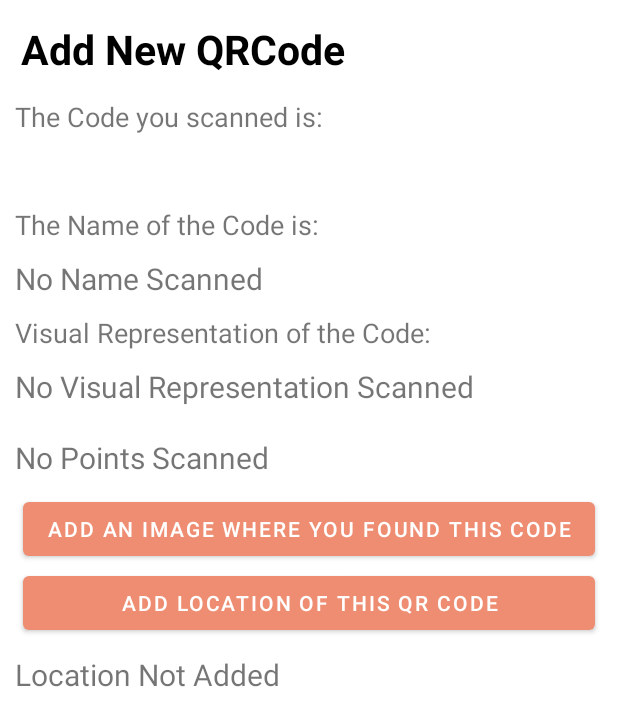
After one commit to CMPUT301W23T32/lordofthewings, an Android app: the QRCodeScan screen opened directly, with no data from a screen before it, on a phone screen of 412 x 824 dp. The commit adds this screen. Shown: the top 726 px of the screen. Run offline under Robolectric (Android 15) with nearby library versions, the phone set to English and light mode, and no system bars; 1 statement that could not run was skipped.

Commit message:
added the functionality of adding a qrcode

```diff
--- /dev/null
+++ b/code/app/src/main/java/com/project/lordofthewings/Views/CameraPages/QRCodeScan.java
@@ -0,0 +1,140 @@
+package com.project.lordofthewings.Views.CameraPages;
+
+import android.Manifest;
+import android.content.Context;
+import android.content.Intent;
+import android.content.pm.PackageManager;
+import android.graphics.Bitmap;
+import android.location.Location;
+import android.location.LocationListener;
+import android.location.LocationManager;
+import android.os.Bundle;
+import android.provider.MediaStore;
+import android.util.Log;
+import android.widget.Button;
+import android.widget.ImageView;
+import android.widget.TextView;
+
+import androidx.activity.result.ActivityResultLauncher;
+import androidx.activity.result.contract.ActivityResultContracts;
+import androidx.appcompat.app.AppCompatActivity;
+import androidx.core.app.ActivityCompat;
+
+import com.project.lordofthewings.R;
+
+public class QRCodeScan extends AppCompatActivity implements LocationListener {
+    private static final int CAMERA_REQUEST = 1888;
+    ImageView imageView;
+    Button add_photo;
+    Button remove_photo;
+    Button save_location;
+    Button remove_location;
+    TextView location_text;
+    String qr_code;
+    protected LocationManager locationManager;
+    protected LocationListener locationListener;
+    protected Context context;
+    String lat;
+    String provider;
+    protected String latitude, longitude;
+    protected boolean gps_enabled, network_enabled;
+
+    @Override
+    protected void onCreate(Bundle savedInstance) {
+        super.onCreate(savedInstance);
+        setContentView(R.layout.qr_code_scan);
+        Bundle b = getIntent().getExtras();
+        qr_code = b.getString("qr_code");
+        TextView code = findViewById(R.id.qr_code_text);
+        code.setText(qr_code);
+        add_photo = findViewById(R.id.add_image_button);
+        imageView = findViewById(R.id.location_image);
+        location_text = findViewById(R.id.location_added);
+        remove_photo = findViewById(R.id.remove_image_button);
+        remove_location = findViewById(R.id.remove_location_button);
+        location_text.setText("Location Not Added");
+        location_text.setVisibility(TextView.VISIBLE);
+        remove_location.setOnClickListener(c -> {
+            location_text.setText("Location Not Added");
+            latitude = "";
+            longitude = "";
+            remove_location.setVisibility(Button.GONE);
+            save_location.setVisibility(Button.VISIBLE);
+        });
+        add_photo.setOnClickListener(c -> {
+            Intent cameraIntent = new Intent(android.provider.MediaStore.ACTION_IMAGE_CAPTURE);
+            startActivityForResult(cameraIntent, CAMERA_REQUEST);
+        });
+        remove_photo.setOnClickListener(c -> {
+            imageView.setVisibility(ImageView.GONE);
+            add_photo.setVisibility(Button.VISIBLE);
+            remove_photo.setVisibility(Button.GONE);
+        });
+        save_location = findViewById(R.id.add_location_button);
+        save_location.setOnClickListener(c -> {
+            locationManager = (LocationManager) getSystemService(Context.LOCATION_SERVICE);
+            if (ActivityCompat.checkSelfPermission(this, Manifest.permission.ACCESS_FINE_LOCATION) != PackageManager.PERMISSION_GRANTED && ActivityCompat.checkSelfPermission(this, Manifest.permission.ACCESS_COARSE_LOCATION) != PackageManager.PERMISSION_GRANTED) {
+                locationPermissionRequest.launch(new String[]{
+                        Manifest.permission.ACCESS_FINE_LOCATION,
+                        Manifest.permission.ACCESS_COARSE_LOCATION
+                });
+                return;
+            }
+            locationManager.requestLocationUpdates(LocationManager.GPS_PROVIDER, 0, 0, this);
+            Location location = locationManager.getLastKnownLocation(LocationManager.GPS_PROVIDER);
+            latitude = String.valueOf(location.getLatitude());
+            longitude = String.valueOf(location.getLongitude());
+            location_text.setText("Location Added: " + latitude + ", " + longitude);
+            location_text.setVisibility(TextView.VISIBLE);
+            save_location.setVisibility(Button.GONE);
+            remove_location.setVisibility(Button.VISIBLE);
+        });
+    }
+
+    protected void onActivityResult(int requestCode, int resultCode, Intent data) {
+        super.onActivityResult(requestCode, resultCode, data);
+        if (requestCode == CAMERA_REQUEST) {
+            Bitmap photo = (Bitmap) data.getExtras().get("data");
+            imageView.setImageBitmap(photo);
+            imageView.setVisibility(ImageView.VISIBLE);
+            add_photo.setVisibility(Button.GONE);
+            remove_photo.setVisibility(Button.VISIBLE);
+        }
+    }
+
+    ActivityResultLauncher<String[]> locationPermissionRequest =
+            registerForActivityResult(new ActivityResultContracts
+                            .RequestMultiplePermissions(), result -> {
+                        Boolean fineLocationGranted = result.getOrDefault(
+                                Manifest.permission.ACCESS_FINE_LOCATION, false);
+                        Boolean coarseLocationGranted = result.getOrDefault(
+                                Manifest.permission.ACCESS_COARSE_LOCATION, false);
+                        if (fineLocationGranted != null && fineLocationGranted) {
+                            // Precise location access granted.
+                        } else if (coarseLocationGranted != null && coarseLocationGranted) {
+                            // Only approximate location access granted.
+                        } else {
+                            // No location access granted.
+                        }
+                    }
+            );
+
+    public void onLocationChanged(Location location) {
+
+    }
+
+    @Override
+    public void onProviderDisabled(String provider) {
+        Log.d("Latitude", "disable");
+    }
+
+    @Override
+    public void onProviderEnabled(String provider) {
+        Log.d("Latitude", "enable");
+    }
+
+    @Override
+    public void onStatusChanged(String provider, int status, Bundle extras) {
+        Log.d("Latitude", "status");
+    }
+}
--- a/code/app/src/main/res/layout/home_page.xml
+++ b/code/app/src/main/res/layout/home_page.xml
@@ -8,4 +8,10 @@
         android:layout_width="wrap_content"
         android:layout_height="wrap_content"
         android:text="This is HomePage"/>
+    <Button
+        android:layout_width="wrap_content"
+        android:layout_height="wrap_content"
+        android:text="scan qr code"
+        android:id="@+id/camera_button"/>
+
 </LinearLayout>
--- /dev/null
+++ b/code/app/src/main/res/layout/qr_code_scan.xml
@@ -0,0 +1,120 @@
+<?xml version="1.0" encoding="utf-8"?>
+<LinearLayout xmlns:android="http://schemas.android.com/apk/res/android"
+    android:orientation="vertical"
+    android:layout_width="match_parent"
+    android:layout_height="match_parent"
+    >
+
+    <TextView
+        android:layout_width="wrap_content"
+        android:layout_height="wrap_content"
+        android:text="Add New QRCode"
+        android:textSize="27dp"
+        android:textStyle="bold"
+        android:textColor="@color/black"
+        android:padding="14dp"/>
+    <LinearLayout
+        android:layout_width="match_parent"
+        android:layout_height="match_parent"
+        android:orientation="vertical">
+        <TextView
+            android:layout_width="match_parent"
+            android:layout_height="wrap_content"
+            android:text="The Code you scanned is: "
+            android:paddingLeft="10dp"
+            android:textSize="18dp"/>
+        <TextView
+            android:id="@+id/qr_code_text"
+            android:layout_width="match_parent"
+            android:layout_height="wrap_content"
+            android:text="No Code Scanned"
+            android:padding="10dp"
+            android:textSize="20dp"/>
+        <TextView
+            android:layout_width="match_parent"
+            android:layout_height="wrap_content"
+            android:text="The Name of the Code is: "
+            android:paddingLeft="10dp"
+            android:textSize="18dp"/>
+        <TextView
+            android:id="@+id/qr_code_name"
+            android:layout_width="match_parent"
+            android:layout_height="wrap_content"
+            android:text="No Name Scanned"
+            android:padding="10dp"
+            android:textSize="20dp"/>
+        <TextView
+            android:layout_width="match_parent"
+            android:layout_height="wrap_content"
+            android:text="Visual Representation of the Code: "
+            android:paddingLeft="10dp"
+            android:textSize="18dp"/>
+        <TextView
+            android:layout_width="match_parent"
+            android:layout_height="wrap_content"
+            android:id="@+id/qr_code_visual_representation"
+            android:textSize="20dp"
+            android:padding="10dp"
+            android:text="No Visual Representation Scanned"/>
+        <TextView
+            android:layout_width="match_parent"
+            android:layout_height="wrap_content"
+            android:id="@+id/points"
+            android:textSize="20dp"
+            android:padding="10dp"
+            android:text="No Points Scanned"/>
+        <Button
+            android:id="@+id/add_image_button"
+            android:layout_width="match_parent"
+            android:layout_height="wrap_content"
+            android:text="Add an image where you found this code"
+            android:layout_marginLeft="15dp"
+            android:layout_marginRight="15dp"
+            />
+        <ImageView
+            android:id="@+id/location_image"
+            android:layout_width="100dp"
+            android:layout_height="100dp"
+            android:layout_gravity="center"
+            android:layout_margin="5dp"
+            android:visibility="gone" />
+        <Button
+            android:id="@+id/remove_image_button"
+            android:layout_width="match_parent"
+            android:layout_height="wrap_content"
+            android:text="Remove Image"
+            android:layout_marginLeft="15dp"
+            android:layout_marginRight="15dp"
+            android:visibility="gone"
+            />
+        <Button
+            android:id="@+id/add_location_button"
+            android:layout_width="match_parent"
+            android:layout_height="wrap_content"
+            android:text="Add location of this QR code"
+            android:layout_marginTop="1dp"
+            android:layout_marginLeft="15dp"
+            android:layout_marginRight="15dp"
+            />
+        <TextView
+            android:id="@+id/location_added"
+            android:layout_width="match_parent"
+            android:layout_height="wrap_content"
+            android:text="Location added!"
+            android:layout_margin="10dp"
+            android:textSize="20dp"
+            android:visibility="gone"/>
+        <Button
+            android:id="@+id/remove_location_button"
+            android:layout_width="match_parent"
+            android:layout_height="wrap_content"
+            android:text="Remove Location"
+            android:layout_marginLeft="15dp"
+            android:layout_marginRight="15dp"
+            android:visibility="gone"
+
+            />
+
+    </LinearLayout>
+
+</LinearLayout>
```
Also changed, not shown: code/app/build.gradle (+7 -2 lines), code/app/src/main/AndroidManifest.xml (+14 -1 lines), code/app/src/main/java/com/project/lordofthewings/Models/Player/Player.java (+49 -0 lines), code/app/src/main/java/com/project/lordofthewings/Views/HomePage.java (+34 -0 lines), 1 other file.
